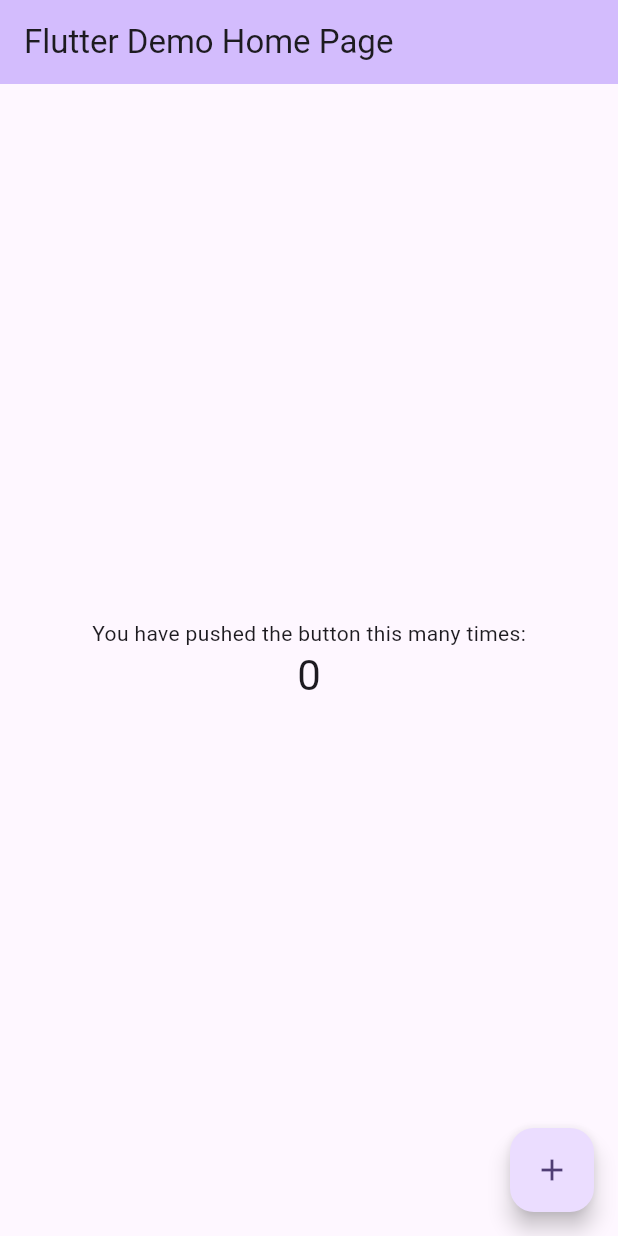
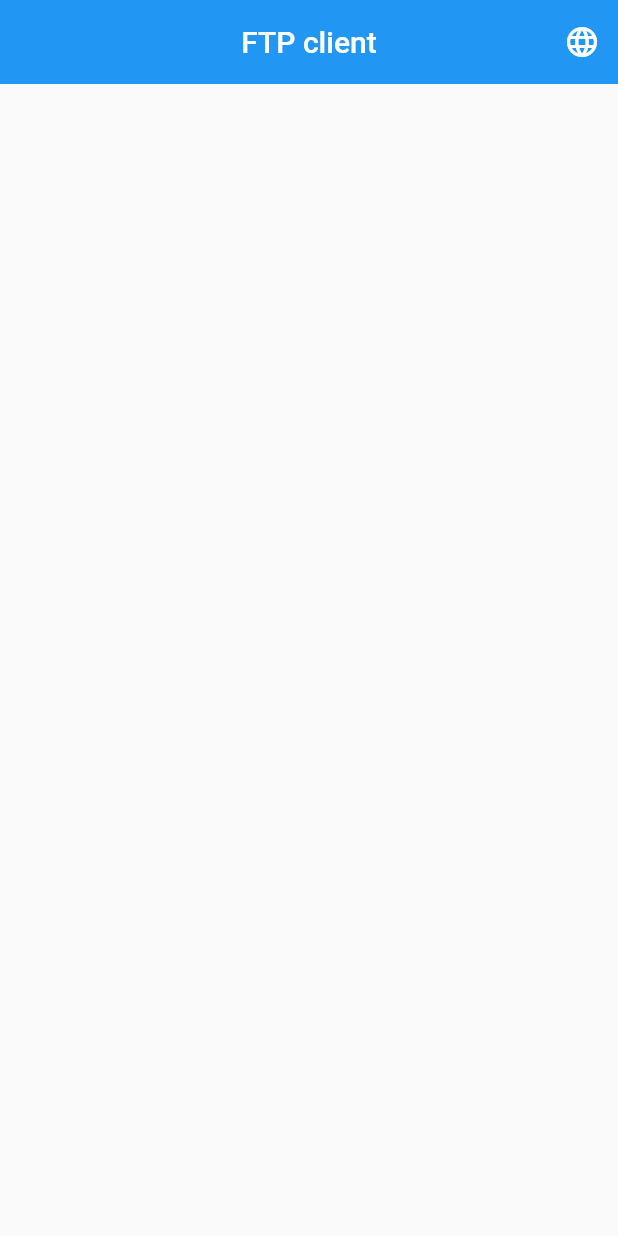
Before and after one commit to OkilSaber/ftp_manager, a Flutter app: the screen it shows after launch, on a phone screen of 412 x 824 dp. Run offline on Flutter 3.47's test engine with Material 2 defaults, Android fonts, the phone set to English and light mode, and no system bars; our stand-ins replace hive, hive_flutter; accounts and stored records are empty.

```diff
--- /dev/null
+++ b/lib/home_page.dart
@@ -0,0 +1,43 @@
+import 'package:flutter/cupertino.dart';
+import 'package:flutter/material.dart';
+
+import 'configs_list.dart';
+
+class HomePage extends StatefulWidget {
+  const HomePage({super.key});
+
+  @override
+  State<HomePage> createState() => _HomePageState();
+}
+
+class _HomePageState extends State<HomePage> {
+  @override
+  Widget build(BuildContext context) {
+    return Scaffold(
+      appBar: AppBar(
+        title: const Text("FTP client"),
+        centerTitle: true,
+        elevation: 0,
+        actions: [
+          IconButton(
+            onPressed: () => {
+              Navigator.push(
+                context,
+                CupertinoPageRoute(
+                  builder: (context) => const ConfigsList(),
+                ),
+              )
+            },
+            icon: const Icon(Icons.language_rounded),
+          ),
+        ],
+      ),
+      body: const Center(
+        child: Column(
+          mainAxisAlignment: MainAxisAlignment.center,
+          children: <Widget>[],
+        ),
+      ),
+    );
+  }
+}
--- a/lib/main.dart
+++ b/lib/main.dart
@@ -1,125 +1,25 @@
 import 'package:flutter/material.dart';
+import 'package:hive_flutter/hive_flutter.dart';
 
-void main() {
+import 'home_page.dart';
+import 'types/config.dart';
+
+void main() async {
+  Hive.registerAdapter(ConfigAdapter());
+  await Hive.initFlutter();
+  await Hive.openBox<Config>('FTPConfigs');
   runApp(const MyApp());
 }
 
 class MyApp extends StatelessWidget {
   const MyApp({super.key});
 
-  // This widget is the root of your application.
   @override
   Widget build(BuildContext context) {
     return MaterialApp(
-      title: 'Flutter Demo',
-      theme: ThemeData(
-        // This is the theme of your application.
-        //
-        // TRY THIS: Try running your application with "flutter run". You'll see
-        // the application has a blue toolbar. Then, without quitting the app,
-        // try changing the seedColor in the colorScheme below to Colors.green
-        // and then invoke "hot reload" (save your changes or press the "hot
-        // reload" button in a Flutter-supported IDE, or press "r" if you used
-        // the command line to start the app).
-        //
-        // Notice that the counter didn't reset back to zero; the application
-        // state is not lost during the reload. To reset the state, use hot
-        // restart instead.
-        //
-        // This works for code too, not just values: Most code changes can be
-        // tested with just a hot reload.
-        colorScheme: ColorScheme.fromSeed(seedColor: Colors.deepPurple),
-        useMaterial3: true,
-      ),
-      home: const MyHomePage(title: 'Flutter Demo Home Page'),
+      title: 'FTP Client',
+      theme: ThemeData(brightness: MediaQuery.of(context).platformBrightness),
+      home: const HomePage(),
     );
   }
 }
-
-class MyHomePage extends StatefulWidget {
-  const MyHomePage({super.key, required this.title});
-
-  // This widget is the home page of your application. It is stateful, meaning
-  // that it has a State object (defined below) that contains fields that affect
-  // how it looks.
-
-  // This class is the configuration for the state. It holds the values (in this
-  // case the title) provided by the parent (in this case the App widget) and
-  // used by the build method of the State. Fields in a Widget subclass are
-  // always marked "final".
-
-  final String title;
-
-  @override
-  State<MyHomePage> createState() => _MyHomePageState();
-}
-
-class _MyHomePageState extends State<MyHomePage> {
-  int _counter = 0;
-
-  void _incrementCounter() {
-    setState(() {
-      // This call to setState tells the Flutter framework that something has
-      // changed in this State, which causes it to rerun the build method below
-      // so that the display can reflect the updated values. If we changed
-      // _counter without calling setState(), then the build method would not be
-      // called again, and so nothing would appear to happen.
-      _counter++;
-    });
-  }
-
-  @override
-  Widget build(BuildContext context) {
-    // This method is rerun every time setState is called, for instance as done
-    // by the _incrementCounter method above.
-    //
-    // The Flutter framework has been optimized to make rerunning build methods
-    // fast, so that you can just rebuild anything that needs updating rather
-    // than having to individually change instances of widgets.
-    return Scaffold(
-      appBar: AppBar(
-        // TRY THIS: Try changing the color here to a specific color (to
-        // Colors.amber, perhaps?) and trigger a hot reload to see the AppBar
-        // change color while the other colors stay the same.
-        backgroundColor: Theme.of(context).colorScheme.inversePrimary,
-        // Here we take the value from the MyHomePage object that was created by
-        // the App.build method, and use it to set our appbar title.
-        title: Text(widget.title),
-      ),
-      body: Center(
-        // Center is a layout widget. It takes a single child and positions it
-        // in the middle of the parent.
-        child: Column(
-          // Column is also a layout widget. It takes a list of children and
-          // arranges them vertically. By default, it sizes itself to fit its
-          // children horizontally, and tries to be as tall as its parent.
-          //
-          // Column has various properties to control how it sizes itself and
-          // how it positions its children. Here we use mainAxisAlignment to
-          // center the children vertically; the main axis here is the vertical
-          // axis because Columns are vertical (the cross axis would be
-          // horizontal).
-          //
-          // TRY THIS: Invoke "debug painting" (choose the "Toggle Debug Paint"
-          // action in the IDE, or press "p" in the console), to see the
-          // wireframe for each widget.
-          mainAxisAlignment: MainAxisAlignment.center,
-          children: <Widget>[
-            const Text(
-              'You have pushed the button this many times:',
-            ),
-            Text(
-              '$_counter',
-              style: Theme.of(context).textTheme.headlineMedium,
-            ),
-          ],
-        ),
-      ),
-      floatingActionButton: FloatingActionButton(
-        onPressed: _incrementCounter,
-        tooltip: 'Increment',
-        child: const Icon(Icons.add),
-      ), // This trailing comma makes auto-formatting nicer for build methods.
-    );
-  }
-}
--- a/pubspec.yaml
+++ b/pubspec.yaml
@@ -35,6 +35,11 @@ dependencies:
   # The following adds the Cupertino Icons font to your application.
   # Use with the CupertinoIcons class for iOS style icons.
   cupertino_icons: ^1.0.2
+  ftpconnect: ^2.0.5
+  hive: ^2.2.3
+  hive_flutter: ^1.1.0
+  hive_generator: ^2.0.0
+  build_runner: ^2.4.6
 
 dev_dependencies:
   flutter_test:
```
Also changed, not shown: lib/configs_list.dart (added, +102 -0 lines), lib/new_config.dart (added, +117 -0 lines), lib/types/config.dart (added, +32 -0 lines), lib/types/config.g.dart (added), pubspec.lock.
